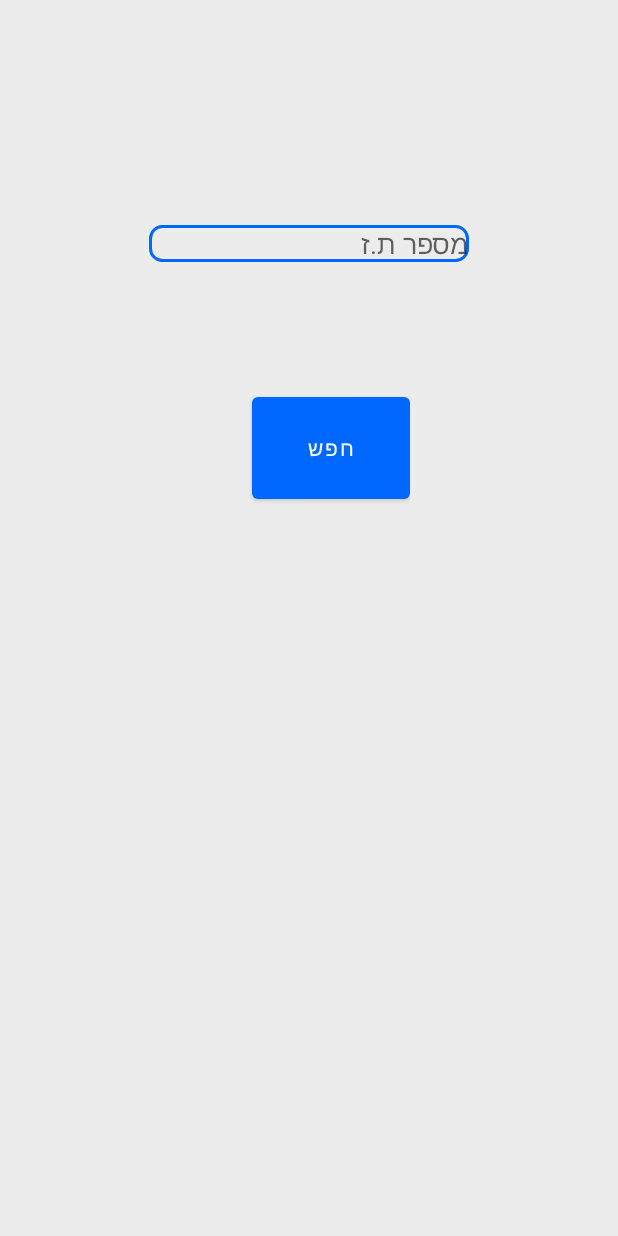
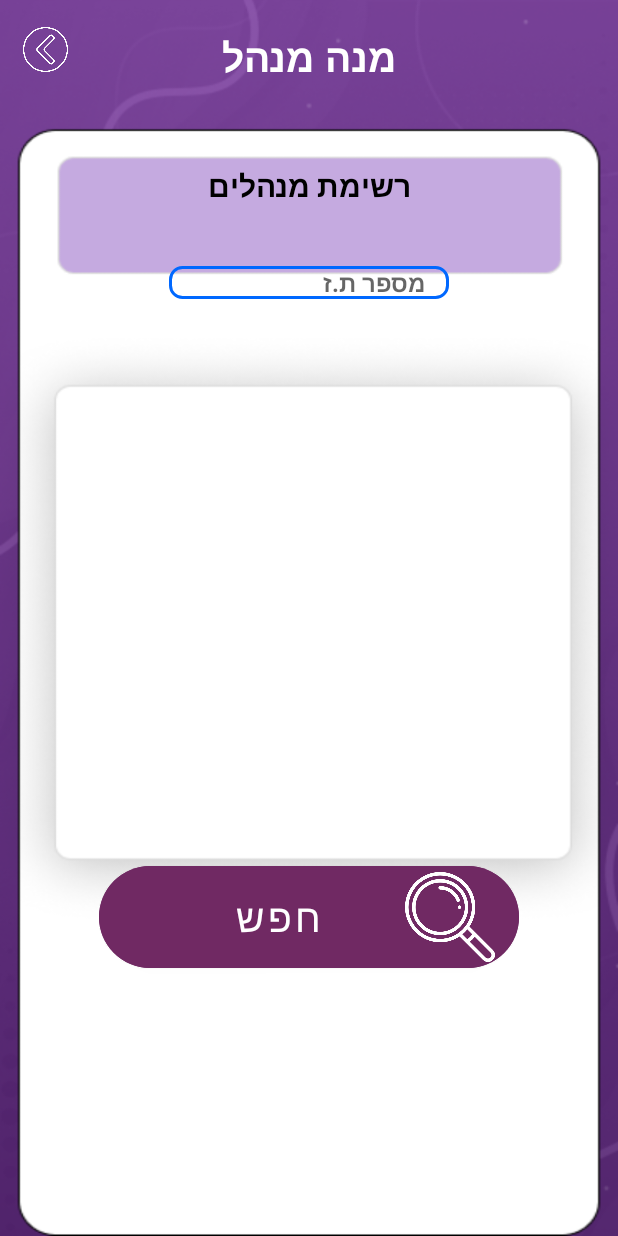
Before and after one commit to ramtzemah/FinalProject, an Android app: the AppointAdmin screen opened directly, with no data from a screen before it, on a phone screen of 412 x 824 dp. Run offline under Robolectric (Android 15) with nearby library versions, the phone set to English and light mode, and no system bars; libraries missing offline, so code that uses them is left out: com.mongodb.client, com.mongodb.internal, io.realm, io.realm.mongodb, org.bson.

Commit message:
manage section is set to go except results activity

```diff
--- a/app/src/main/java/com/example/finalproject/AdminsLogic/AppointAdmin.java
+++ b/app/src/main/java/com/example/finalproject/AdminsLogic/AppointAdmin.java
@@ -5,12 +5,15 @@ import androidx.appcompat.app.AppCompatActivity;
 import androidx.cardview.widget.CardView;
 
 import android.content.DialogInterface;
+import android.content.Intent;
 import android.os.Bundle;
 import android.view.View;
 import android.view.inputmethod.InputMethodManager;
 import android.widget.ArrayAdapter;
 import android.widget.EditText;
+import android.widget.ImageButton;
 import android.widget.LinearLayout;
+import android.widget.RelativeLayout;
 import android.widget.Spinner;
 import android.widget.TextView;
 import android.widget.Toast;
@@ -46,11 +49,16 @@ public class AppointAdmin extends AppCompatActivity {
     private Voter tempVoter = null;
     private List<String> areaNames;
     private DbUtils dbUtils;
-
+    private ImageButton backButton;
+    private String voterId, area;
+    private boolean isAdminLeader = false;
     @Override
     protected void onCreate(Bundle savedInstanceState) {
         super.onCreate(savedInstanceState);
         setContentView(R.layout.activity_appoint_admin);
+        voterId = getIntent().getStringExtra("voterId");
+        area = getIntent().getStringExtra("area");
+        isAdminLeader = getIntent().getBooleanExtra("isAdminLeader", false);
         dbUtils = new DbUtils();
         findViews();
         setButtons();
@@ -61,6 +69,15 @@ public class AppointAdmin extends AppCompatActivity {
         MB_searchAdminBtn.setOnClickListener(v -> searchAdmin());
         MB_clean_search.setOnClickListener(v -> cleanSearch());
         MB_appointAdminBtn.setOnClickListener(v -> appointAdmin());
+        backButton.setOnClickListener(v -> toAdminPage());
+    }
+    private void toAdminPage() {
+        Intent intent = new Intent(AppointAdmin.this, ManageSection.class);
+        intent.putExtra("voterId", voterId);
+        intent.putExtra("area", area);
+        intent.putExtra("isAdminLeader", isAdminLeader);
+        startActivity(intent);
+        finish();
     }
 
     private void dialoAappointAdmin() {
@@ -105,6 +122,11 @@ public class AppointAdmin extends AppCompatActivity {
         ll_manage.setVisibility(View.INVISIBLE);
         ll_search.setVisibility(View.VISIBLE);
         areasDropdown.setVisibility(View.INVISIBLE);
+        RelativeLayout.LayoutParams layoutParams = (RelativeLayout.LayoutParams) ll_search.getLayoutParams();
+        int newMarginTop = -400; // Set your desired margin top value here
+        layoutParams.setMargins(layoutParams.leftMargin, newMarginTop, layoutParams.rightMargin, layoutParams.bottomMargin);
+
+        ll_search.setLayoutParams(layoutParams);
         id_search.setText("");
     }
 
@@ -172,6 +194,7 @@ public class AppointAdmin extends AppCompatActivity {
         MB_clean_search = findViewById(R.id.MB_clean_search);
         ll_search = findViewById(R.id.ll_search);
         ll_manage = findViewById(R.id.ll_manage);
+        backButton = findViewById(R.id.backButton);
         refershList();
     }
 
--- a/app/src/main/java/com/example/finalproject/AdminsLogic/ManageSection.java
+++ b/app/src/main/java/com/example/finalproject/AdminsLogic/ManageSection.java
@@ -97,12 +97,18 @@ public class ManageSection extends AppCompatActivity {
 
     private void appointAdmin() {
         Intent intent = new Intent(ManageSection.this, AppointAdmin.class);
+        intent.putExtra("voterId", voterId);
+        intent.putExtra("area", area);
+        intent.putExtra("isAdminLeader", isAdminLeader);
         startActivity(intent);
         finish();
     }
 
     private void firedAdmin() {
         Intent intent = new Intent(ManageSection.this, FireAdmin.class);
+        intent.putExtra("voterId", voterId);
+        intent.putExtra("area", area);
+        intent.putExtra("isAdminLeader", isAdminLeader);
         startActivity(intent);
         finish();
     }
--- /dev/null
+++ b/app/src/main/res/drawable/spinner_background.xml
@@ -0,0 +1,8 @@
+<?xml version="1.0" encoding="utf-8"?>
+<shape xmlns:android="http://schemas.android.com/apk/res/android">
+    <solid android:color="#FFFFFF" />
+    <corners android:radius="8dp" />
+    <stroke
+        android:width="1dp"
+        android:color="#000000" />
+</shape>
--- /dev/null
+++ b/app/src/main/res/drawable/spinner_dropdown_background.xml
@@ -0,0 +1,8 @@
+<?xml version="1.0" encoding="utf-8"?>
+<shape xmlns:android="http://schemas.android.com/apk/res/android">
+    <solid android:color="#FFFFFF" />
+    <corners android:radius="8dp" />
+    <stroke
+        android:width="1dp"
+        android:color="#000000" />
+</shape>
--- a/app/src/main/res/layout/activity_appoint_admin.xml
+++ b/app/src/main/res/layout/activity_appoint_admin.xml
@@ -4,44 +4,81 @@
     xmlns:tools="http://schemas.android.com/tools"
     android:layout_width="match_parent"
     android:layout_height="match_parent"
-    android:background="#ECECEC"
+    android:background="@drawable/fire_appoint_admin"
     tools:context=".AdminsLogic.AppointAdmin">
+    <ImageButton
+        android:id="@+id/backButton"
+        android:layout_width="30dp"
+        android:layout_height="35dp"
+        android:layout_marginTop="15dp"
+        android:layout_marginStart="15dp"
+        android:src="@drawable/ic_arrow_back"
+        android:scaleType="centerInside"
+        android:background="@null"
+        app:tint="@color/white"
+        />
+
+    <TextView
+        android:id="@+id/title"
+        android:layout_width="wrap_content"
+        android:layout_height="wrap_content"
+        android:layout_centerHorizontal="true"
+        android:layout_marginTop="20dp"
+        android:text="מנה מנהל"
+        android:textColor="#FFFFFF"
+        android:textSize="26dp"
+        android:fontFamily="@font/varsity_regular"
+        android:textStyle="bold" />
+
+    <TextView
+        android:id="@+id/admins_label"
+        android:layout_width="wrap_content"
+        android:layout_height="wrap_content"
+        android:layout_centerHorizontal="true"
+        android:layout_marginTop="110dp"
+        android:text="רשימת מנהלים"
+        android:textColor="@color/black"
+        android:textSize="20sp"
+        android:textStyle="bold" />
 
     <EditText
         android:id="@+id/id_search"
         android:layout_width="wrap_content"
         android:layout_height="wrap_content"
         android:ems="10"
-        android:layout_marginTop="150dp"
+        android:layout_marginTop="40dp"
+        android:layout_below="@id/admins_label"
         android:inputType="number"
         android:hint="מספר ת.ז"
         android:layout_centerHorizontal="true"
         android:background="@drawable/border_blue"
+        style="@style/CustomSpinnerStyle"
         tools:ignore="MissingConstraints" />
 
     <androidx.cardview.widget.CardView
         android:id="@+id/cardView"
         android:layout_width="200dp"
-        android:layout_height="300dp"
+        android:layout_height="200dp"
         android:layout_below="@+id/id_search"
         android:layout_centerHorizontal="true"
-        android:layout_marginTop="10dp"
+        android:layout_marginTop="40dp"
         app:cardElevation="0dp"
         android:visibility="gone"
-        android:background="@drawable/border_blue">
+        android:background="@drawable/border_blue"
+        >
 
         <LinearLayout
             android:layout_width="match_parent"
             android:layout_height="match_parent"
             android:orientation="vertical"
-            android:layoutDirection="rtl"
-            android:layout_gravity="center">
+            android:gravity="end">
 
         <TextView
             android:id="@+id/idNumber"
             android:layout_marginTop="13dp"
             android:layout_width="wrap_content"
             android:textColor="@color/black"
+            android:gravity="end"
             android:layout_height="wrap_content"/>
 
         <TextView
@@ -49,13 +86,14 @@
             android:layout_marginTop="13dp"
             android:layout_width="wrap_content"
             android:textColor="@color/black"
+            android:gravity="end"
             android:layout_height="wrap_content"/>
 
         <TextView
             android:id="@+id/lastName"
             android:layout_marginTop="13dp"
             android:textColor="@color/black"
-
+            android:gravity="end"
             android:layout_width="wrap_content"
             android:layout_height="wrap_content"/>
 
@@ -63,7 +101,7 @@
             android:id="@+id/gender"
             android:layout_marginTop="13dp"
             android:textColor="@color/black"
-
+            android:gravity="end"
             android:layout_width="wrap_content"
             android:layout_height="wrap_content"/>
 
@@ -71,7 +109,7 @@
             android:id="@+id/age"
             android:layout_marginTop="13dp"
             android:textColor="@color/black"
-
+            android:gravity="end"
             android:layout_width="wrap_content"
             android:layout_height="wrap_content"/>
 
@@ -93,7 +131,8 @@
         android:layout_marginTop="30dp"
         android:visibility="invisible"
         android:layout_width="200dp"
-        android:layout_height="wrap_content" />
+        android:layout_height="wrap_content"
+        style="@style/CustomSpinnerStyle"/>
 
     <LinearLayout
         android:id="@+id/ll_search"
@@ -101,22 +140,28 @@
         android:layout_height="wrap_content"
         android:orientation="horizontal"
         android:layout_below="@+id/areasDropdown"
-        android:layout_marginTop="30dp"
+        android:layout_marginTop="50dp"
         android:layout_centerHorizontal="true">
 
 
     <com.google.android.material.button.MaterialButton
         android:id="@+id/MB_searchAdminBtn"
-        android:layout_width="105dp"
+        android:layout_width="280dp"
         android:layout_height="80dp"
+        android:layout_centerInParent="true"
         android:layout_centerHorizontal="true"
-        android:layout_marginStart="30dp"
+        android:layout_centerVertical="true"
+        android:layout_marginTop="270dp"
         android:text="חפש"
         android:textColor="@color/white"
-        app:backgroundTint="#0068FF"
-        app:cornerRadius="4dp"
-        app:strokeWidth="0dp"
-        tools:ignore="MissingConstraints" />
+        android:textSize="26dp"
+        android:fontFamily="@font/varsity_regular"
+        android:backgroundTint="#702963"
+        app:icon="@drawable/ic_detect_parties"
+        app:iconSize="60dp"
+        app:iconGravity="end"
+        app:iconPadding="-20dp"
+        app:cornerRadius="45dp" />
 
     </LinearLayout>
 
@@ -126,32 +171,43 @@
         android:layout_height="wrap_content"
         android:orientation="horizontal"
         android:layout_below="@+id/areasDropdown"
-        android:layout_marginTop="30dp"
+        android:layout_marginTop="100dp"
         android:layout_centerHorizontal="true"
         android:visibility="invisible">
 
 
     <com.google.android.material.button.MaterialButton
         android:id="@+id/MB_appointAdminBtn"
-        android:layout_width="155dp"
+        android:layout_width="180dp"
         android:layout_height="80dp"
         android:layout_marginTop="0dp"
-        android:layout_marginStart="30dp"
-        android:text="מנה למנהל אזור"
+        android:layout_marginStart="5dp"
+        android:text="מנה"
         android:textColor="@color/white"
-        app:backgroundTint="#0068FF"
-        app:cornerRadius="4dp"
+        android:fontFamily="@font/varsity_regular"
+        android:backgroundTint="#702963"
+        app:icon="@drawable/ic_appoint_admin_btn"
+        app:iconSize="60dp"
+        app:iconGravity="end"
+        app:iconPadding="-20dp"
+        app:cornerRadius="45dp"
+        app:strokeWidth="0dp"
         />
 
         <com.google.android.material.button.MaterialButton
         android:id="@+id/MB_clean_search"
-        android:layout_width="105dp"
+        android:layout_width="180dp"
         android:layout_height="80dp"
-        android:layout_marginStart="30dp"
+        android:layout_marginStart="5dp"
         android:text="נקה"
         android:textColor="@color/white"
-        app:backgroundTint="#0068FF"
-        app:cornerRadius="4dp"
+        android:fontFamily="@font/varsity_regular"
+        android:backgroundTint="#702963"
+        app:icon="@drawable/ic_clean_search"
+        app:iconSize="60dp"
+        app:iconGravity="end"
+        app:iconPadding="-20dp"
+        app:cornerRadius="45dp"
         app:strokeWidth="0dp"
          />
 
--- a/app/src/main/res/values/style.xml
+++ b/app/src/main/res/values/style.xml
@@ -11,4 +11,13 @@
         <item name="android:paddingBottom">5dp</item>
         <item name="android:popupBackground">#DFFFFFFF</item>
     </style>
+    <style name="CustomSpinnerStyle" parent="Widget.AppCompat.Spinner">
+        <item name="android:background">@drawable/spinner_background</item>
+        <item name="android:paddingLeft">16dp</item>
+        <item name="android:paddingRight">16dp</item>
+        <item name="android:textColor">#000000</item>
+        <item name="android:textSize">16sp</item>
+        <item name="android:textStyle">bold</item>
+        <item name="android:popupBackground">@drawable/spinner_dropdown_background</item>
+    </style>
 </resources>
```
Also changed, not shown: app/src/main/java/com/example/finalproject/AdminsLogic/FireAdmin.java (+32 -0 lines), app/src/main/res/layout/activity_fire_admin.xml (+73 -29 lines), app/src/main/res/drawable/fire_appoint_admin.png (added), app/src/main/res/drawable/ic_arrow_back.png (added), app/src/main/res/drawable/ic_clean_search.png (added).
